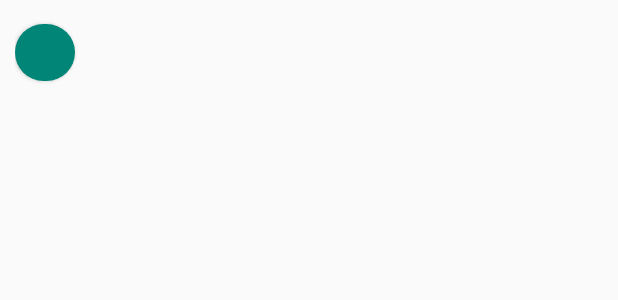
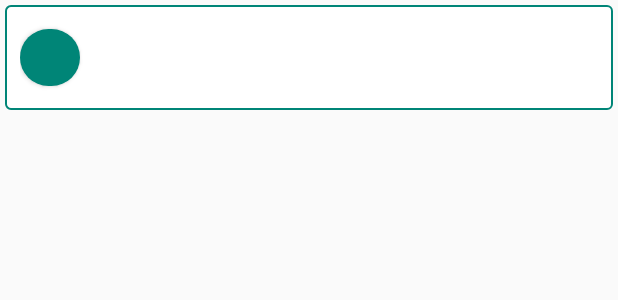
Before and after one commit to carlosesteven/To_Do_List, an Android app: the layout item_tarea.xml on its own in the app's theme, with its tools: preview values and no code run, on a phone screen of 412 x 824 dp. Shown: the top 300 px of the screen. Run offline under Robolectric (Android 15) with nearby library versions, the phone set to English and light mode, and no system bars.

Commit message:
UI ITEM TAREA

```diff
--- /dev/null
+++ b/app/src/main/res/drawable/style_item.xml
@@ -0,0 +1,9 @@
+<?xml version="1.0" encoding="utf-8"?>
+<shape xmlns:android="http://schemas.android.com/apk/res/android"
+    android:shape="rectangle" >
+    <solid android:color="@android:color/white" />
+    <stroke
+        android:width="1dp"
+        android:color="@color/colorPrimary" />
+    <corners android:radius="3dp"/>
+</shape>
--- a/app/src/main/res/layout/item_tarea.xml
+++ b/app/src/main/res/layout/item_tarea.xml
@@ -4,6 +4,8 @@
     android:layout_height="wrap_content"
     xmlns:app="http://schemas.android.com/apk/res-auto"
 
+    android:background="@drawable/style_item"
+    android:layout_margin="3dp"
     android:padding="10dp"
     >
 
@@ -29,6 +31,8 @@
         app:layout_constraintRight_toRightOf="parent"
 
         android:layout_marginStart="10dp"
+
+        android:maxLines="1"
         />
 
 </androidx.constraintlayout.widget.ConstraintLayout>
```
